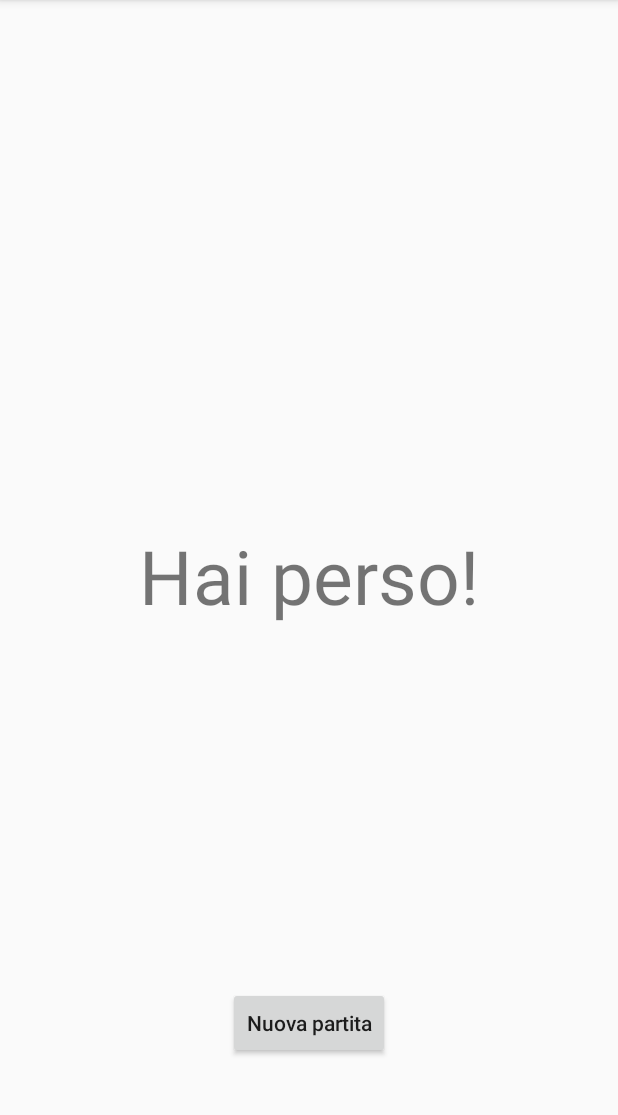
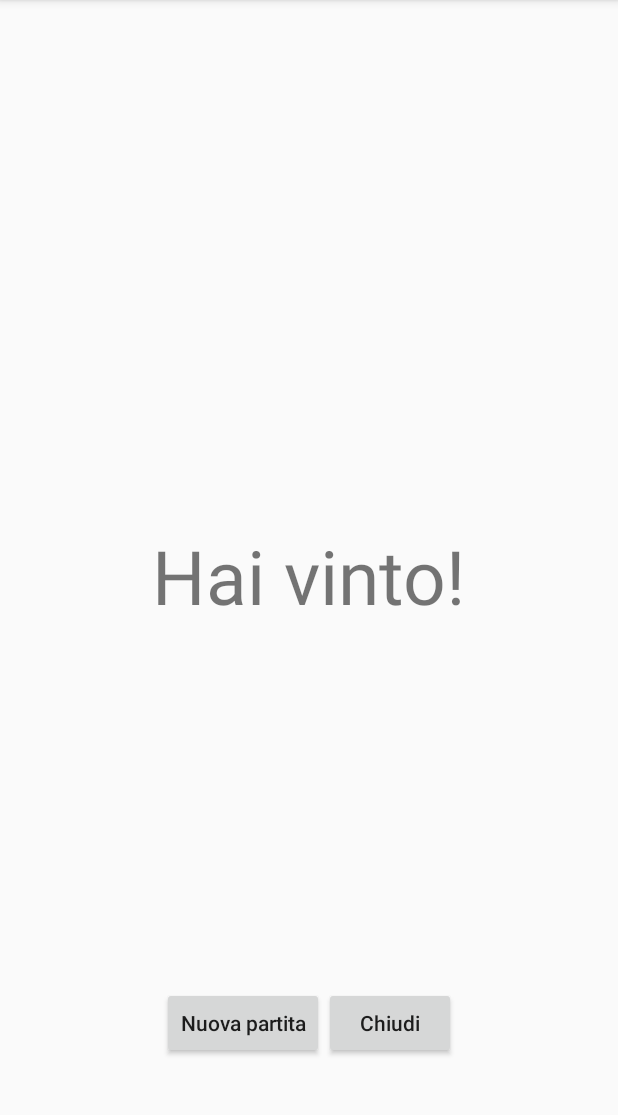
Before and after one commit to Silvano02/Impiccato2, an Android app: the MainActivity screen opened directly, with no data from a screen before it, after a tap on "Inserisci", on a phone screen of 412 x 824 dp, the part 84-1199 px from its top. Run offline under Robolectric (Android 15) with nearby library versions, the phone set to English and light mode, and no system bars; 6 statements that could not run were skipped.

Commit message:
Versione quasi definitiva (Manca solo l'onKeyListener)

```diff
--- a/app/src/main/AndroidManifest.xml
+++ b/app/src/main/AndroidManifest.xml
@@ -10,7 +10,7 @@
         android:supportsRtl="true"
         android:theme="@style/AppTheme">
         <activity
-            android:name="com.example.silvano.impiccato.Main2Activity"
+            android:name="com.example.silvano.impiccato.InserimentoParola"
             android:label="@string/app_name">
             <intent-filter>
                 <action android:name="android.intent.action.MAIN" />
--- a/app/src/main/java/com/example/silvano/impiccato/Main2Activity.java
+++ b/app/src/main/java/com/example/silvano/impiccato/InserimentoParola.java
@@ -7,7 +7,7 @@ import android.view.View;
 import android.widget.Button;
 import android.widget.EditText;
 
-public class Main2Activity extends AppCompatActivity implements View.OnClickListener {
+public class InserimentoParola extends AppCompatActivity implements View.OnClickListener {
     private EditText editText;
     private Button button;
     private String parola;
@@ -24,8 +24,9 @@ public class Main2Activity extends AppCompatActivity implements View.OnClickList
     @Override
     public void onClick(View v) {
         parola = (editText.getText().toString());
-        Intent i = new Intent(getApplicationContext(), MainActivity.class);
+        Intent i = new Intent(InserimentoParola.this, MainActivity.class);
         i.putExtra("parola",parola);
         startActivity(i);
+        finish();
     }
 }
--- a/app/src/main/java/com/example/silvano/impiccato/MainActivity.java
+++ b/app/src/main/java/com/example/silvano/impiccato/MainActivity.java
@@ -3,6 +3,7 @@ package com.example.silvano.impiccato;
 import android.content.Intent;
 import android.support.v7.app.AppCompatActivity;
 import android.os.Bundle;
+import android.view.KeyEvent;
 import android.view.View;
 import android.widget.Button;
 import android.widget.EditText;
@@ -20,9 +21,12 @@ public class MainActivity extends AppCompatActivity implements View.OnClickListe
     private Impiccato impiccato;
 
     @Override
-    protected void onCreate(Bundle savedInstanceState) {
+    protected void onCreate(Bundle savedInstanceState)  {
         super.onCreate(savedInstanceState);
         setContentView(R.layout.activity_main);
+        Intent i = getIntent();
+        parola = i.getStringExtra("parola");
+        impiccato = new Impiccato(parola);
         imageView = findViewById(R.id.image);
         textView = findViewById(R.id.output);
         textVite = findViewById(R.id.vite);
@@ -31,17 +35,14 @@ public class MainActivity extends AppCompatActivity implements View.OnClickListe
         button.setOnClickListener(this);
         textView.setText(impiccato.getVuoto(), 0, impiccato.getVuoto().length);
         this.vite = impiccato.getVite();
-        Intent i = getIntent();
-        parola = i.getStringExtra("parola");
-        impiccato = new Impiccato(parola);
     }
 
-    @Override
-    public void onClick(View v) {
+    //faccio un metodo così è piu comodo per aggiungere l'OnKeyListener
+
+    private void inserimento()  {
         textView.setText(impiccato.getVuoto(), 0, impiccato.getVuoto().length);
-        if (vite >= 0) {
             boolean check;
-            String input = editText.getText().toString();
+            String input = editText.getText().toString().trim();
             if (input.length() == 1) {
                 check = impiccato.inserisciLettera(input.charAt(0));
                 if (check) {
@@ -53,15 +54,9 @@ public class MainActivity extends AppCompatActivity implements View.OnClickListe
                     impiccato.rimuoviVita();
                 }
             }
-            } else {
+        if (impiccato.haiVinto())   {
             Intent i = new Intent(getApplicationContext(), Vinto.class);
             i.putExtra("vinto","Hai vinto!");
-                startActivity(i);
-                finish();
-            }
-            if (impiccato.haiVinto()) {
-                Intent i = new Intent(getApplicationContext(), Vinto.class);
-                i.putExtra("vinto","Hai perso!");
             startActivity(i);
             finish();
         }
@@ -91,7 +86,18 @@ public class MainActivity extends AppCompatActivity implements View.OnClickListe
                 imageView.setImageResource(R.drawable.hangman_0);
                 break;
         }
+        if (vite <= 0) {
+            Intent i = new Intent(getApplicationContext(), Vinto.class);
+            i.putExtra("vinto", "Hai perso!");
+            startActivity(i);
+            finish();
+        }
         editText.setText("");
+    }
 
+
+    @Override
+    public void onClick(View v) {
+        this.inserimento();
         }
 }
--- a/app/src/main/java/com/example/silvano/impiccato/Vinto.java
+++ b/app/src/main/java/com/example/silvano/impiccato/Vinto.java
@@ -1,12 +1,16 @@
 package com.example.silvano.impiccato;
 
+import android.content.Intent;
 import android.support.v7.app.AppCompatActivity;
 import android.os.Bundle;
 import android.view.View;
+import android.widget.Button;
 import android.widget.TextView;
 
 public class Vinto extends AppCompatActivity implements View.OnClickListener {
     TextView textView;
+    Button nuovaPartita;
+    Button chiudi;
 
     @Override
     protected void onCreate(Bundle savedInstanceState) {
@@ -14,10 +18,21 @@ public class Vinto extends AppCompatActivity implements View.OnClickListener {
         setContentView(R.layout.activity_vinto);
         textView = findViewById(R.id.text);
         textView.setText(getIntent().getStringExtra("vinto"));
+        nuovaPartita = findViewById(R.id.nuova_partita);
+        chiudi = findViewById(R.id.chiudi);
+        nuovaPartita.setOnClickListener(this);
+        chiudi.setOnClickListener(this);
     }
 
     @Override
     public void onClick(View v) {
-
+        switch (v.getId()){
+            case R.id.nuova_partita:
+                Intent i =new Intent(Vinto.this,InserimentoParola.class);
+                startActivity(i);
+                finish();
+            case R.id.chiudi:
+                finish();
+        }
     }
 }
--- a/app/src/main/res/layout/activity_vinto.xml
+++ b/app/src/main/res/layout/activity_vinto.xml
@@ -11,14 +11,32 @@
         android:textSize="50sp"
         android:layout_centerInParent="true"/>
 
-    <Button
+    <LinearLayout
         android:layout_width="wrap_content"
         android:layout_height="wrap_content"
         android:layout_alignParentBottom="true"
         android:layout_centerHorizontal="true"
-        android:layout_marginBottom="62dp"
-        android:text="Nuova partita"
-        android:textAllCaps="false" />
+        android:layout_marginBottom="0dp"
+        android:orientation="horizontal">
+
+        <Button
+            android:id="@+id/nuova_partita"
+            android:layout_width="wrap_content"
+            android:layout_height="wrap_content"
+            android:layout_alignParentBottom="true"
+            android:layout_centerHorizontal="true"
+            android:layout_marginBottom="62dp"
+            android:text="Nuova partita"
+            android:textAllCaps="false" />
+
+        <Button
+            android:id="@+id/chiudi"
+            android:layout_width="wrap_content"
+            android:layout_height="wrap_content"
+            android:text="Chiudi"
+            android:textAllCaps="false" />
+    </LinearLayout>
+
 
 
 </RelativeLayout>
```
Lines whose indentation alone changed are shown as unchanged.
